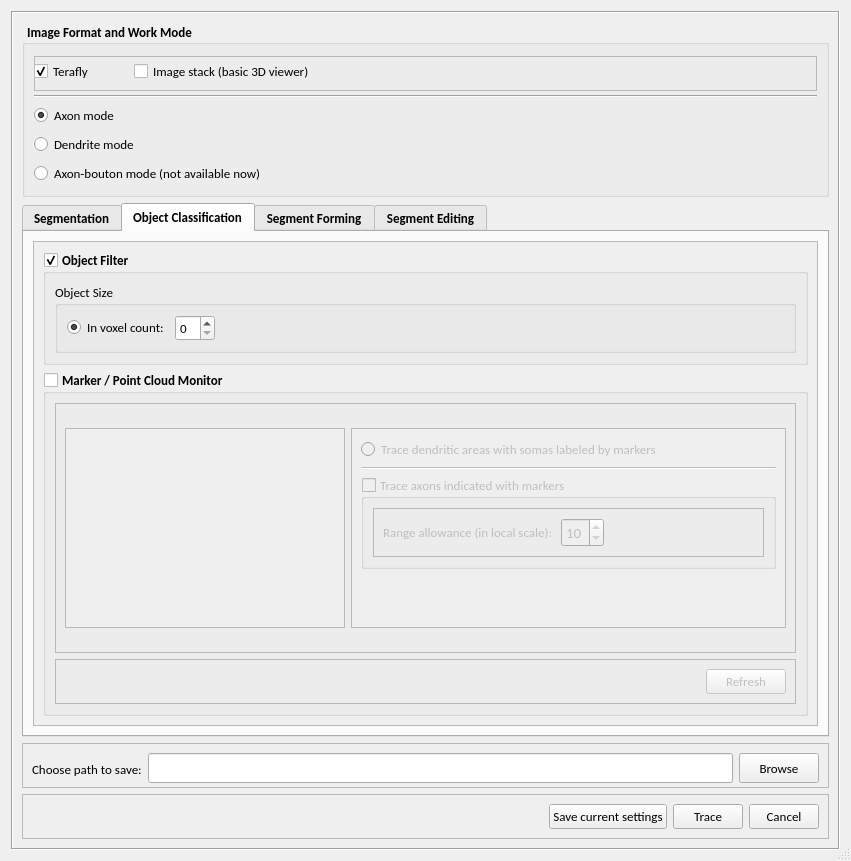
Before: the Qt Designer form hackathon/MK/Fragmented_autoTrace/fragmentedTraceUI.ui in Vaa3D/vaa3d_tools, drawn with Qt 5.
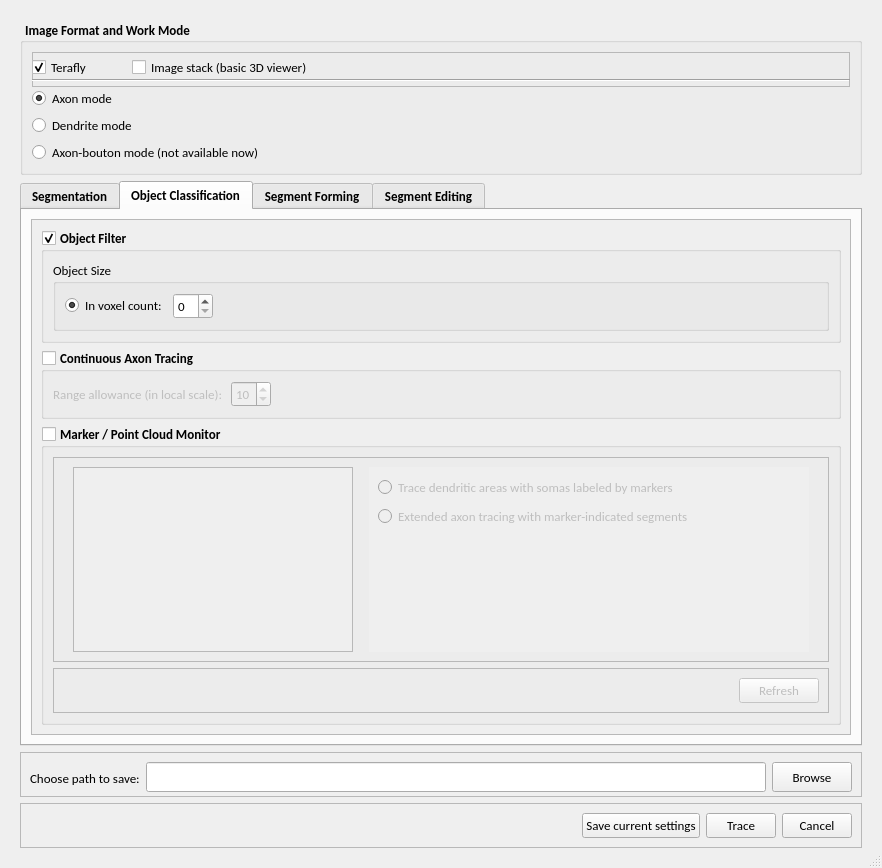
After: the same form once the commit is applied. Icons and pictures are not drawn.

```diff
--- a/hackathon/MK/Fragmented_autoTrace/fragmentedTraceUI.ui
+++ b/hackathon/MK/Fragmented_autoTrace/fragmentedTraceUI.ui
@@ -12,8 +12,8 @@
    <rect>
     <x>0</x>
     <y>0</y>
-    <width>851</width>
-    <height>861</height>
+    <width>882</width>
+    <height>868</height>
    </rect>
   </property>
   <property name="sizePolicy">
@@ -47,7 +47,7 @@
    <item row="0" column="0">
     <widget class="QFrame" name="frame">
      <property name="frameShape">
-      <enum>QFrame::Box</enum>
+      <enum>QFrame::NoFrame</enum>
      </property>
      <property name="frameShadow">
       <enum>QFrame::Sunken</enum>
@@ -61,13 +61,13 @@
         <property name="minimumSize">
          <size>
           <width>0</width>
-          <height>170</height>
+          <height>150</height>
          </size>
         </property>
         <property name="maximumSize">
          <size>
           <width>16777215</width>
-          <height>180</height>
+          <height>155</height>
          </size>
         </property>
         <property name="font">
@@ -635,8 +635,8 @@
               <rect>
                <x>0</x>
                <y>0</y>
-               <width>775</width>
-               <height>461</height>
+               <width>787</width>
+               <height>521</height>
               </rect>
              </property>
              <layout class="QVBoxLayout" name="verticalLayout_18">
@@ -651,7 +651,7 @@
                 <property name="maximumSize">
                  <size>
                   <width>16777215</width>
-                  <height>150</height>
+                  <height>120</height>
                  </size>
                 </property>
                 <property name="font">
@@ -720,6 +720,68 @@
                 </layout>
                </widget>
               </item>
+              <item>
+               <widget class="QGroupBox" name="groupBox_7">
+                <property name="minimumSize">
+                 <size>
+                  <width>0</width>
+                  <height>70</height>
+                 </size>
+                </property>
+                <property name="title">
+                 <string>Continuous Axon Tracing</string>
+                </property>
+                <property name="checkable">
+                 <bool>true</bool>
+                </property>
+                <property name="checked">
+                 <bool>false</bool>
+                </property>
+                <layout class="QHBoxLayout" name="horizontalLayout_8">
+                 <item>
+                  <widget class="QLabel" name="label_7">
+                   <property name="font">
+                    <font>
+                     <family>Calibri</family>
+                     <pointsize>10</pointsize>
+                     <weight>50</weight>
+                     <bold>false</bold>
+                    </font>
+                   </property>
+                   <property name="text">
+                    <string>Range allowance (in local scale): </string>
+                   </property>
+                  </widget>
+                 </item>
+                 <item>
+                  <widget class="QSpinBox" name="spinBox_7">
+                   <property name="font">
+                    <font>
+                     <weight>50</weight>
+                     <bold>false</bold>
+                    </font>
+                   </property>
+                   <property name="value">
+                    <number>10</number>
+                   </property>
+                  </widget>
+                 </item>
+                 <item>
+                  <spacer name="horizontalSpacer_12">
+                   <property name="orientation">
+                    <enum>Qt::Horizontal</enum>
+                   </property>
+                   <property name="sizeHint" stdset="0">
+                    <size>
+                     <width>444</width>
+                     <height>20</height>
+                    </size>
+                   </property>
+                  </spacer>
+                 </item>
+                </layout>
+               </widget>
+              </item>
               <item>
                <widget class="QGroupBox" name="groupBox_15">
                 <property name="minimumSize">
@@ -789,6 +851,12 @@
                         <height>200</height>
                        </size>
                       </property>
+                      <property name="frameShape">
+                       <enum>QFrame::NoFrame</enum>
+                      </property>
+                      <property name="lineWidth">
+                       <number>0</number>
+                      </property>
                       <property name="widgetResizable">
                        <bool>true</bool>
                       </property>
@@ -797,8 +865,8 @@
                         <rect>
                          <x>0</x>
                          <y>0</y>
-                         <width>416</width>
-                         <height>185</height>
+                         <width>431</width>
+                         <height>149</height>
                         </rect>
                        </property>
                        <layout class="QVBoxLayout" name="verticalLayout">
@@ -818,115 +886,18 @@
                          </widget>
                         </item>
                         <item>
-                         <widget class="Line" name="line_2">
+                         <widget class="QRadioButton" name="radioButton_6">
                           <property name="font">
                            <font>
+                            <family>Calibri</family>
                             <pointsize>10</pointsize>
-                           </font>
-                          </property>
-                          <property name="frameShadow">
-                           <enum>QFrame::Sunken</enum>
-                          </property>
-                          <property name="lineWidth">
-                           <number>1</number>
-                          </property>
-                          <property name="orientation">
-                           <enum>Qt::Horizontal</enum>
-                          </property>
-                         </widget>
-                        </item>
-                        <item>
-                         <widget class="QGroupBox" name="groupBox_5">
-                          <property name="enabled">
-                           <bool>false</bool>
-                          </property>
-                          <property name="maximumSize">
-                           <size>
-                            <width>16777215</width>
-                            <height>100</height>
-                           </size>
-                          </property>
-                          <property name="font">
-                           <font>
                             <weight>50</weight>
                             <bold>false</bold>
                            </font>
                           </property>
-                          <property name="title">
-                           <string>Trace axons indicated with markers</string>
+                          <property name="text">
+                           <string>Extended axon tracing with marker-indicated segments</string>
                           </property>
-                          <property name="checkable">
-                           <bool>true</bool>
-                          </property>
-                          <property name="checked">
-                           <bool>false</bool>
-                          </property>
-                          <layout class="QVBoxLayout" name="verticalLayout_14">
-                           <item>
-                            <widget class="QFrame" name="frame_16">
-                             <property name="maximumSize">
-                              <size>
-                               <width>400</width>
-                               <height>50</height>
-                              </size>
-                             </property>
-                             <property name="font">
-                              <font>
-                               <pointsize>11</pointsize>
-                              </font>
-                             </property>
-                             <property name="frameShape">
-                              <enum>QFrame::StyledPanel</enum>
-                             </property>
-                             <property name="frameShadow">
-                              <enum>QFrame::Raised</enum>
-                             </property>
-                             <layout class="QHBoxLayout" name="horizontalLayout_5">
-                              <item>
-                               <widget class="QLabel" name="label_6">
-                                <property name="font">
-                                 <font>
-                                  <family>Calibri</family>
-                                  <pointsize>10</pointsize>
-                                  <weight>50</weight>
-                                  <bold>false</bold>
-                                 </font>
-                                </property>
-                                <property name="text">
-                                 <string>Range allowance (in local scale): </string>
-                                </property>
-                               </widget>
-                              </item>
-                              <item>
-                               <widget class="QSpinBox" name="spinBox_6">
-                                <property name="font">
-                                 <font>
-                                  <weight>50</weight>
-                                  <bold>false</bold>
-                                 </font>
-                                </property>
-                                <property name="value">
-                                 <number>10</number>
-                                </property>
-                               </widget>
-                              </item>
-                              <item>
-                               <spacer name="horizontalSpacer_11">
-                                <property name="orientation">
-                                 <enum>Qt::Horizontal</enum>
-                                </property>
-                                <property name="sizeHint" stdset="0">
-                                 <size>
-                                  <width>56</width>
-                                  <height>20</height>
-                                 </size>
-                                </property>
-                               </spacer>
-                              </item>
-                             </layout>
-                            </widget>
-                           </item>
-                          </layout>
                          </widget>
                         </item>
                         <item>
@@ -936,8 +907,8 @@
                           </property>
                           <property name="sizeHint" stdset="0">
                            <size>
-                            <width>368</width>
-                            <height>99</height>
+                            <width>365</width>
+                            <height>60</height>
                            </size>
                           </property>
                          </spacer>
```
Left out of the diff: 62 changed lines with no effect on the pictures.
